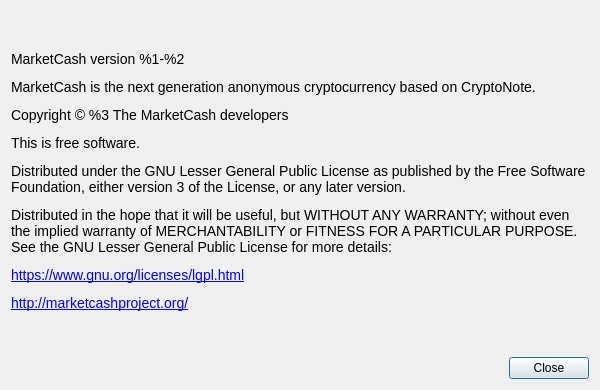
First picture: the form in src/Gui/Common/AboutDialog.ui, repository chapecoin/marketcash-wallet, before the edit.
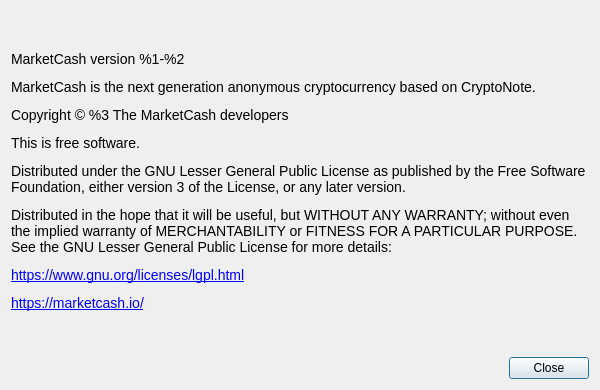
Second picture: the form after the edit. Custom widgets are drawn as their Qt base class.

The edit to the form file:
```diff
--- a/src/Gui/Common/AboutDialog.ui
+++ b/src/Gui/Common/AboutDialog.ui
@@ -41,7 +41,7 @@
       </sizepolicy>
      </property>
      <property name="text">
-      <string>&lt;html&gt;&lt;head/&gt;&lt;body&gt;&lt;p&gt;&lt;span style=&quot; font-family:'Open Sans'; font-size:14px;&quot;&gt;MarketCash version %1-%2&lt;/span&gt;&lt;/p&gt;&lt;p&gt;&lt;span style=&quot; font-family:'Open Sans'; font-size:14px;&quot;&gt;MarketCash is the next generation anonymous cryptocurrency based on CryptoNote.&lt;/span&gt;&lt;/p&gt;&lt;p&gt;&lt;span style=&quot; font-family:'Open Sans'; font-size:14px;&quot;&gt;Copyright © %3 The MarketCash developers&lt;/span&gt;&lt;/p&gt;&lt;p&gt;&lt;span style=&quot; font-family:'Open Sans'; font-size:14px;&quot;&gt;This is free software.&lt;/span&gt;&lt;/p&gt;&lt;p&gt;&lt;span style=&quot; font-family:'Open Sans'; font-size:14px;&quot;&gt;Distributed under the GNU Lesser General Public License as published by the Free Software Foundation, either version 3 of the License, or any later version.&lt;/span&gt;&lt;/p&gt;&lt;p&gt;&lt;span style=&quot; font-family:'Open Sans'; font-size:14px;&quot;&gt;Distributed in the hope that it will be useful, but WITHOUT ANY WARRANTY; without even the implied warranty of MERCHANTABILITY or FITNESS FOR A PARTICULAR PURPOSE. See the GNU Lesser General Public License for more details:&lt;/span&gt;&lt;/p&gt;&lt;p&gt;&lt;a href=&quot;https://www.gnu.org/licenses/lgpl.html&quot;&gt;&lt;span style=&quot; font-family:'Open Sans'; font-size:14px; text-decoration: underline; color:#0000ff;&quot;&gt;https://www.gnu.org/licenses/lgpl.html&lt;/span&gt;&lt;/a&gt;&lt;/p&gt;&lt;p&gt;&lt;a href=&quot;http://marketcashproject.org/&quot;&gt;&lt;span style=&quot; font-family:'Open Sans'; font-size:14px; text-decoration: underline; color:#0000ff;&quot;&gt;http://marketcashproject.org/&lt;/span&gt;&lt;/a&gt;&lt;/p&gt;&lt;/body&gt;&lt;/html&gt;</string>
+      <string>&lt;html&gt;&lt;head/&gt;&lt;body&gt;&lt;p&gt;&lt;span style=&quot; font-family:'Open Sans'; font-size:14px;&quot;&gt;MarketCash version %1-%2&lt;/span&gt;&lt;/p&gt;&lt;p&gt;&lt;span style=&quot; font-family:'Open Sans'; font-size:14px;&quot;&gt;MarketCash is the next generation anonymous cryptocurrency based on CryptoNote.&lt;/span&gt;&lt;/p&gt;&lt;p&gt;&lt;span style=&quot; font-family:'Open Sans'; font-size:14px;&quot;&gt;Copyright © %3 The MarketCash developers&lt;/span&gt;&lt;/p&gt;&lt;p&gt;&lt;span style=&quot; font-family:'Open Sans'; font-size:14px;&quot;&gt;This is free software.&lt;/span&gt;&lt;/p&gt;&lt;p&gt;&lt;span style=&quot; font-family:'Open Sans'; font-size:14px;&quot;&gt;Distributed under the GNU Lesser General Public License as published by the Free Software Foundation, either version 3 of the License, or any later version.&lt;/span&gt;&lt;/p&gt;&lt;p&gt;&lt;span style=&quot; font-family:'Open Sans'; font-size:14px;&quot;&gt;Distributed in the hope that it will be useful, but WITHOUT ANY WARRANTY; without even the implied warranty of MERCHANTABILITY or FITNESS FOR A PARTICULAR PURPOSE. See the GNU Lesser General Public License for more details:&lt;/span&gt;&lt;/p&gt;&lt;p&gt;&lt;a href=&quot;https://www.gnu.org/licenses/lgpl.html&quot;&gt;&lt;span style=&quot; font-family:'Open Sans'; font-size:14px; text-decoration: underline; color:#0000ff;&quot;&gt;https://www.gnu.org/licenses/lgpl.html&lt;/span&gt;&lt;/a&gt;&lt;/p&gt;&lt;p&gt;&lt;a href=&quot;https://marketcash.io/&quot;&gt;&lt;span style=&quot; font-family:'Open Sans'; font-size:14px; text-decoration: underline; color:#0000ff;&quot;&gt;https://marketcash.io/&lt;/span&gt;&lt;/a&gt;&lt;/p&gt;&lt;/body&gt;&lt;/html&gt;</string>
      </property>
      <property name="textFormat">
       <enum>Qt::RichText</enum>
```
